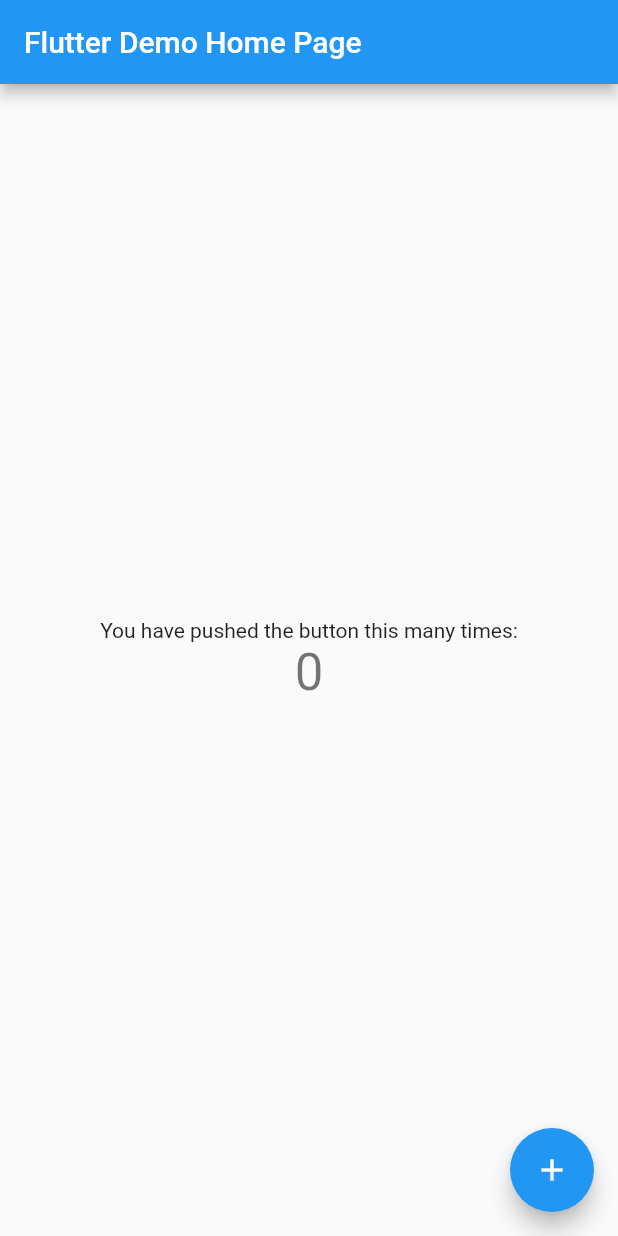
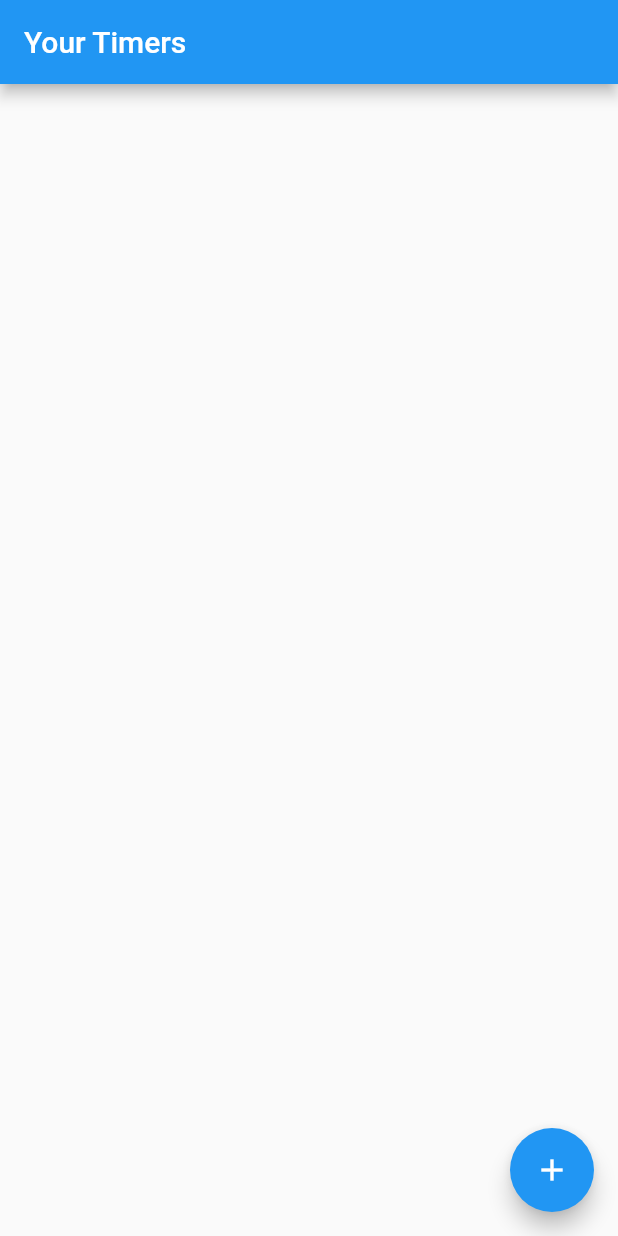
Before and after one commit to MaxSwole/Coffee-Timer, a Flutter app: the screen it shows after launch, on a phone screen of 412 x 824 dp. Run offline on Flutter 3.47's test engine with Material 2 defaults, Android fonts, the phone set to English and light mode, and no system bars.

Commit message:
First Update

```diff
--- /dev/null
+++ b/lib/home_screen.dart
@@ -0,0 +1,26 @@
+import 'package:flutter/material.dart';
+
+class Home extends StatefulWidget {
+  const Home({Key? key}) : super(key: key);
+
+  @override
+  _HomeState createState() => _HomeState();
+}
+
+class _HomeState extends State<Home> {
+  @override
+  Widget build(BuildContext context) {
+    return Scaffold(
+      appBar: AppBar(
+        title: Text('Your Timers'),
+      ),
+      floatingActionButton: FloatingActionButton(
+        child: Icon(Icons.add),
+        onPressed: () {},
+      ),
+      body: Column(
+        children: [],
+      ),
+    );
+  }
+}
--- a/lib/main.dart
+++ b/lib/main.dart
@@ -1,4 +1,5 @@
 import 'package:flutter/material.dart';
+import 'package:timer_app/home_screen.dart';
 
 void main() {
   runApp(MyApp());
@@ -9,105 +10,11 @@ class MyApp extends StatelessWidget {
   @override
   Widget build(BuildContext context) {
     return MaterialApp(
-      title: 'Flutter Demo',
+      title: 'Coffee Timer',
       theme: ThemeData(
-        // This is the theme of your application.
-        //
-        // Try running your application with "flutter run". You'll see the
-        // application has a blue toolbar. Then, without quitting the app, try
-        // changing the primarySwatch below to Colors.green and then invoke
-        // "hot reload" (press "r" in the console where you ran "flutter run",
-        // or simply save your changes to "hot reload" in a Flutter IDE).
-        // Notice that the counter didn't reset back to zero; the application
-        // is not restarted.
         primarySwatch: Colors.blue,
       ),
-      home: MyHomePage(title: 'Flutter Demo Home Page'),
+      home: Home(),
     );
   }
 }
-
-class MyHomePage extends StatefulWidget {
-  MyHomePage({Key? key, required this.title}) : super(key: key);
-
-  // This widget is the home page of your application. It is stateful, meaning
-  // that it has a State object (defined below) that contains fields that affect
-  // how it looks.
-
-  // This class is the configuration for the state. It holds the values (in this
-  // case the title) provided by the parent (in this case the App widget) and
-  // used by the build method of the State. Fields in a Widget subclass are
-  // always marked "final".
-
-  final String title;
-
-  @override
-  _MyHomePageState createState() => _MyHomePageState();
-}
-
-class _MyHomePageState extends State<MyHomePage> {
-  int _counter = 0;
-
-  void _incrementCounter() {
-    setState(() {
-      // This call to setState tells the Flutter framework that something has
-      // changed in this State, which causes it to rerun the build method below
-      // so that the display can reflect the updated values. If we changed
-      // _counter without calling setState(), then the build method would not be
-      // called again, and so nothing would appear to happen.
-      _counter++;
-    });
-  }
-
-  @override
-  Widget build(BuildContext context) {
-    // This method is rerun every time setState is called, for instance as done
-    // by the _incrementCounter method above.
-    //
-    // The Flutter framework has been optimized to make rerunning build methods
-    // fast, so that you can just rebuild anything that needs updating rather
-    // than having to individually change instances of widgets.
-    return Scaffold(
-      appBar: AppBar(
-        // Here we take the value from the MyHomePage object that was created by
-        // the App.build method, and use it to set our appbar title.
-        title: Text(widget.title),
-      ),
-      body: Center(
-        // Center is a layout widget. It takes a single child and positions it
-        // in the middle of the parent.
-        child: Column(
-          // Column is also a layout widget. It takes a list of children and
-          // arranges them vertically. By default, it sizes itself to fit its
-          // children horizontally, and tries to be as tall as its parent.
-          //
-          // Invoke "debug painting" (press "p" in the console, choose the
-          // "Toggle Debug Paint" action from the Flutter Inspector in Android
-          // Studio, or the "Toggle Debug Paint" command in Visual Studio Code)
-          // to see the wireframe for each widget.
-          //
-          // Column has various properties to control how it sizes itself and
-          // how it positions its children. Here we use mainAxisAlignment to
-          // center the children vertically; the main axis here is the vertical
-          // axis because Columns are vertical (the cross axis would be
-          // horizontal).
-          mainAxisAlignment: MainAxisAlignment.center,
-          children: <Widget>[
-            Text(
-              'You have pushed the button this many times:',
-            ),
-            Text(
-              '$_counter',
-              style: Theme.of(context).textTheme.headline4,
-            ),
-          ],
-        ),
-      ),
-      floatingActionButton: FloatingActionButton(
-        onPressed: _incrementCounter,
-        tooltip: 'Increment',
-        child: Icon(Icons.add),
-      ), // This trailing comma makes auto-formatting nicer for build methods.
-    );
-  }
-}
```
Also changed, not shown: 10 other files.
